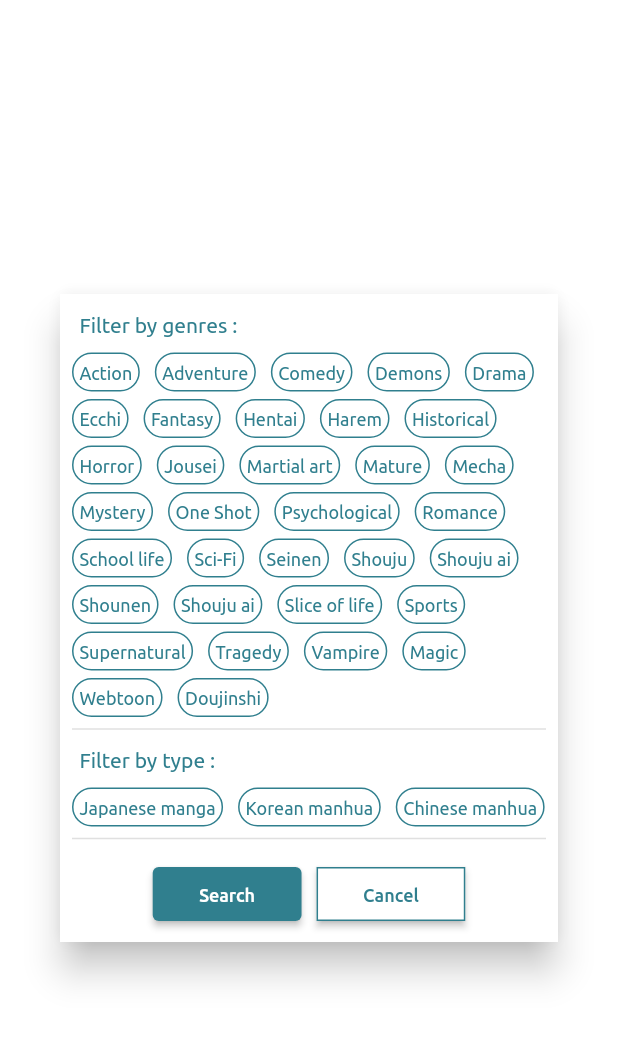
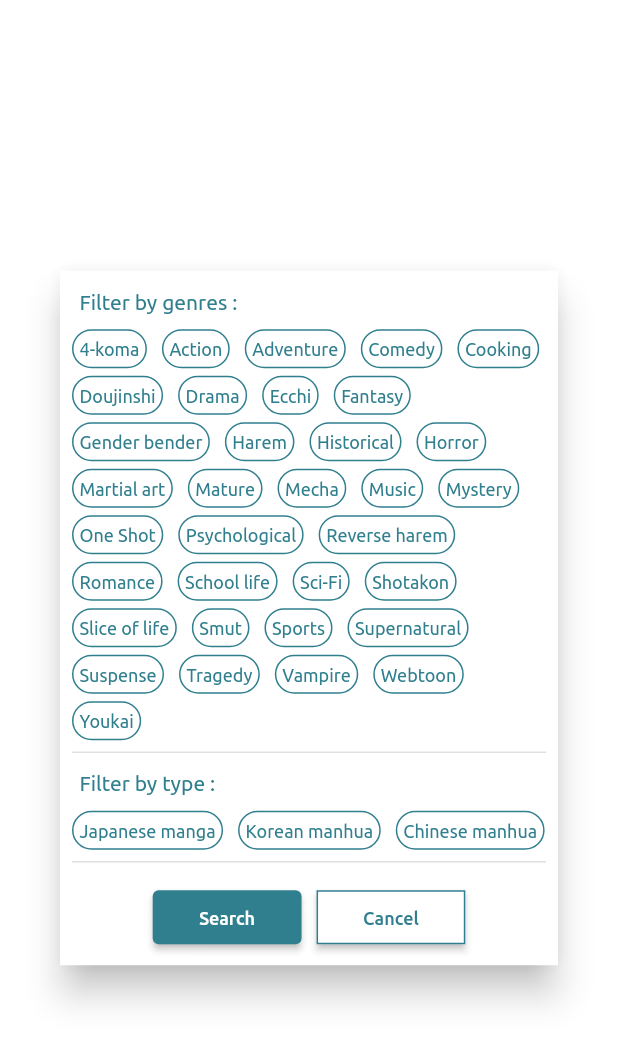
Before and after one commit to laitooo/flutter_manga_scraper, a Flutter app: the AdvancedFilterDialog screen opened directly, on a phone screen of 412 x 824 dp. Shown: the top 1044 px of the screen. Run offline on Flutter 3.47's test engine with Material 2 defaults, Android fonts, the phone set to English and light mode, and no system bars; our stand-ins replace connectivity, dio, flutter_bloc, flutter_rating_bar, flutter_svg, get_it and 8 more; missing offline and left inert: flutter_background_service, screen, web_scraper; accounts and stored records are empty; generated files the repository leaves out were written again; project files that could hold a hidden picture were left out.

Commit message:
added new translations

```diff
--- a/lib/translation/arabic.dart
+++ b/lib/translation/arabic.dart
@@ -210,6 +210,24 @@ class ArabicLanguage extends Language {
   String get vampire => "مصاصي الدماء";
   @override
   String get webtoon => "ويب تون";
+  @override
+  String get cooking => "طبخ";
+  @override
+  String get fourKoma => "4 كوما";
+  @override
+  String get genderBender => "مبدل الجنس";
+  @override
+  String get music => "موسيقى";
+  @override
+  String get reverseHarem => "الحريم العكسي";
+  @override
+  String get shotakon => "شوتاكون";
+  @override
+  String get smut => "بذيء";
+  @override
+  String get suspense => "تشويق";
+  @override
+  String get youkai => "يوكاي";
 
   @override
   String get savedScreenshotToStorage => 'تم حفظ الصورة الى الذاكرة';
--- a/lib/translation/english.dart
+++ b/lib/translation/english.dart
@@ -210,6 +210,24 @@ class EnglishLanguage extends Language {
   String get vampire => "Vampire";
   @override
   String get webtoon => "Webtoon";
+  @override
+  String get cooking => "Cooking";
+  @override
+  String get fourKoma => "4-koma";
+  @override
+  String get genderBender => "Gender bender";
+  @override
+  String get music => "Music";
+  @override
+  String get reverseHarem => "Reverse harem";
+  @override
+  String get shotakon => "Shotakon";
+  @override
+  String get smut => "Smut";
+  @override
+  String get suspense => "Suspense";
+  @override
+  String get youkai => "Youkai";
 
   @override
   String get savedScreenshotToStorage => 'Saved image to storage';
--- a/lib/translation/language.dart
+++ b/lib/translation/language.dart
@@ -110,6 +110,15 @@ abstract class Language {
   String get magic;
   String get webtoon;
   String get doujinshi;
+  String get fourKoma;
+  String get cooking;
+  String get genderBender;
+  String get music;
+  String get reverseHarem;
+  String get shotakon;
+  String get youkai;
+  String get smut;
+  String get suspense;
 
   String get savedScreenshotToStorage;
   String get someErrorOccurred;
--- a/lib/utils/enums.dart
+++ b/lib/utils/enums.dart
@@ -21,40 +21,40 @@ String mangaTypeToString(int typeId, BuildContext context) {
 }
 
 enum MangaCategories {
+  FourKoma,
   Action, // 1
   Adventure, // 2
   Comedy, // 3
-  Demons, // 4
+  Cooking,
+  Doujinshi,
   Drama, // 5
-  Echi, // 6
+  Ecchi, // 6
   Fantasy, //7
-  Hentai, // 8
+  GenderBender,
   Harem, // 9
   Historical, // 10
   Horror, // 11
-  Jousei, // 12
   MartialArts, // 13
   Mature, // 14
   Mecha, // 15
+  Music,
   Mystery, // 16
   OneShot, // 17
   Psychological, // 18
+  ReverseHarem,
   Romance, // 19
   SchoolLife, // 20
   Scifi, // 21
-  Seinen, // 22
-  Shouju, // 23
-  ShoujuAi, // 24
-  Shounen, // 25
-  ShounenAi, // 26
+  Shotacon,
   SliceOfLife, // 27
+  Smut,
   Sports, // 28
   Supernatural, // 29
+  Suspense,
   Tragedy, // 30
   Vampire, // 31
-  Magic, // 32
   Webtoon, // 33
-  Doujinshi, // 34
+  Youkai,
 }
 
 // ignore: missing_return
@@ -68,24 +68,16 @@ String mangaCategoryToString(int categoryId, BuildContext context) {
       return Language.of(context).adventure;
     case MangaCategories.Comedy:
       return Language.of(context).comedy;
-    case MangaCategories.Demons:
-      return Language.of(context).demons;
     case MangaCategories.Drama:
       return Language.of(context).drama;
-    case MangaCategories.Echi:
-      return Language.of(context).ecchi;
     case MangaCategories.Fantasy:
       return Language.of(context).fantasy;
-    case MangaCategories.Hentai:
-      return Language.of(context).hentai;
     case MangaCategories.Harem:
       return Language.of(context).harem;
     case MangaCategories.Historical:
       return Language.of(context).historical;
     case MangaCategories.Horror:
       return Language.of(context).horror;
-    case MangaCategories.Jousei:
-      return Language.of(context).jousei;
     case MangaCategories.MartialArts:
       return Language.of(context).martialArt;
     case MangaCategories.Mature:
@@ -104,16 +96,6 @@ String mangaCategoryToString(int categoryId, BuildContext context) {
       return Language.of(context).schoolLife;
     case MangaCategories.Scifi:
       return Language.of(context).sciFi;
-    case MangaCategories.Seinen:
-      return Language.of(context).seinen;
-    case MangaCategories.Shouju:
-      return Language.of(context).shouju;
-    case MangaCategories.ShoujuAi:
-      return Language.of(context).shoujuAi;
-    case MangaCategories.Shounen:
-      return Language.of(context).shounen;
-    case MangaCategories.ShounenAi:
-      return Language.of(context).shoujuAi;
     case MangaCategories.SliceOfLife:
       return Language.of(context).sliceOfLife;
     case MangaCategories.Sports:
@@ -124,12 +106,30 @@ String mangaCategoryToString(int categoryId, BuildContext context) {
       return Language.of(context).tragedy;
     case MangaCategories.Vampire:
       return Language.of(context).vampire;
-    case MangaCategories.Magic:
-      return Language.of(context).magic;
     case MangaCategories.Webtoon:
       return Language.of(context).webtoon;
     case MangaCategories.Doujinshi:
       return Language.of(context).doujinshi;
+    case MangaCategories.FourKoma:
+      return Language.of(context).fourKoma;
+    case MangaCategories.Cooking:
+      return Language.of(context).cooking;
+    case MangaCategories.Ecchi:
+      return Language.of(context).ecchi;
+    case MangaCategories.GenderBender:
+      return Language.of(context).genderBender;
+    case MangaCategories.Music:
+      return Language.of(context).music;
+    case MangaCategories.ReverseHarem:
+      return Language.of(context).reverseHarem;
+    case MangaCategories.Shotacon:
+      return Language.of(context).shotakon;
+    case MangaCategories.Smut:
+      return Language.of(context).smut;
+    case MangaCategories.Suspense:
+      return Language.of(context).suspense;
+    case MangaCategories.Youkai:
+      return Language.of(context).youkai;
   }
 }
 
@@ -142,26 +142,20 @@ String mangaCategoryToEnglishString(int categoryId, BuildContext context) {
       return 'adventure';
     case MangaCategories.Comedy:
       return 'comedy';
-    case MangaCategories.Demons:
-      return 'demons';
     case MangaCategories.Drama:
       return 'drama';
-    case MangaCategories.Echi:
+    case MangaCategories.Ecchi:
       return 'ecchi';
     case MangaCategories.Fantasy:
       return 'fantasy';
-    case MangaCategories.Hentai:
-      return 'hentai';
     case MangaCategories.Harem:
       return 'harem';
     case MangaCategories.Historical:
       return 'historical';
     case MangaCategories.Horror:
       return 'horror';
-    case MangaCategories.Jousei:
-      return 'josei';
     case MangaCategories.MartialArts:
-      return 'martial-arts';
+      return 'martial_arts';
     case MangaCategories.Mature:
       return 'mature';
     case MangaCategories.Mecha:
@@ -169,27 +163,17 @@ String mangaCategoryToEnglishString(int categoryId, BuildContext context) {
     case MangaCategories.Mystery:
       return 'mystery';
     case MangaCategories.OneShot:
-      return 'one-shot';
+      return 'one_shot';
     case MangaCategories.Psychological:
       return 'psychological';
     case MangaCategories.Romance:
       return 'romance';
     case MangaCategories.SchoolLife:
-      return 'school-life';
+      return 'school_life';
     case MangaCategories.Scifi:
-      return 'sci-fi';
-    case MangaCategories.Seinen:
-      return 'seinen';
-    case MangaCategories.Shouju:
-      return 'shoujo';
-    case MangaCategories.ShoujuAi:
-      return 'shoujo-ai';
-    case MangaCategories.Shounen:
-      return 'shounen';
-    case MangaCategories.ShounenAi:
-      return 'shounen-ai';
+      return 'sci_fi';
     case MangaCategories.SliceOfLife:
-      return 'slice-of-life';
+      return 'slice_of_life';
     case MangaCategories.Sports:
       return 'sports';
     case MangaCategories.Supernatural:
@@ -198,12 +182,29 @@ String mangaCategoryToEnglishString(int categoryId, BuildContext context) {
       return 'tragedy';
     case MangaCategories.Vampire:
       return 'vampire';
-    case MangaCategories.Magic:
-      return 'magic';
     case MangaCategories.Webtoon:
       return 'Webtoons';
     case MangaCategories.Doujinshi:
       return 'doujinshi';
+    case MangaCategories.FourKoma:
+      return '4_koma';
+    case MangaCategories.Cooking:
+      return 'cooking';
+    case MangaCategories.GenderBender:
+      return 'gender_bender';
+    case MangaCategories.Music:
+      return 'music';
+    case MangaCategories.ReverseHarem:
+      return 'reverse_harem';
+    case MangaCategories.Shotacon:
+      return 'shotacon';
+    case MangaCategories.Smut:
+      return 'smut';
+    case MangaCategories.Suspense:
+      return 'suspense';
+    case MangaCategories.Youkai:
+    default:
+      return 'youkai';
   }
 }
 
```
